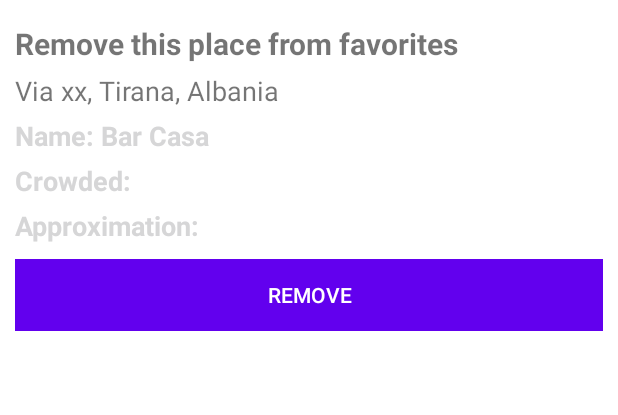
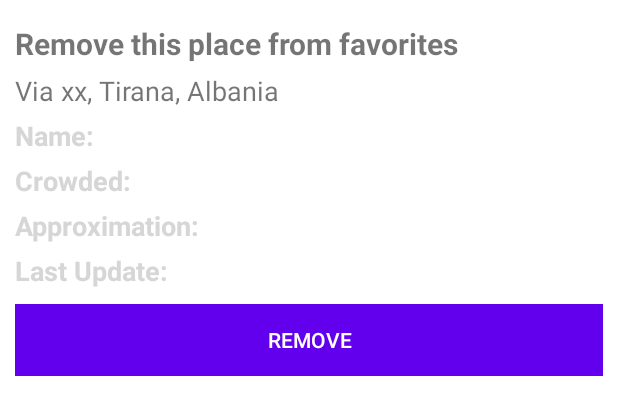
Before and after one commit to UniveIngSw2020/BeeSafe, an Android app: the layout view_favorite.xml on its own in the app's theme, with its tools: preview values and no code run, on a phone screen of 412 x 824 dp. Shown: the top 415 px of the screen. Run offline under Robolectric (Android 15) with nearby library versions, the phone set to English and light mode, and no system bars.

Commit message:
New feature: last data available for a certain favorite place

```diff
--- a/app/build.gradle
+++ b/app/build.gradle
@@ -8,7 +8,7 @@ android {
 
     defaultConfig {
         applicationId "com.bufferoverflow.beesafe"
-        minSdkVersion 22
+        minSdkVersion 26
         targetSdkVersion 29
         versionCode 1
         versionName "1.0"
--- a/app/src/main/java/com/bufferoverflow/beesafe/Location.java
+++ b/app/src/main/java/com/bufferoverflow/beesafe/Location.java
@@ -6,7 +6,6 @@ import com.google.android.gms.maps.model.TileOverlay;
 import com.google.firebase.database.Exclude;
 import com.google.maps.android.heatmaps.HeatmapTileProvider;
 
-import java.io.Serializable;
 import java.text.SimpleDateFormat;
 import java.util.Date;
 import ch.hsr.geohash.GeoHash;
@@ -53,7 +52,7 @@ public class Location  {
     public Location (LatLng coordinates, int nrDevices) {
         this.coordinatesGeoHashed = GeoHash.withCharacterPrecision(coordinates.latitude, coordinates.longitude, PRECISION);
         this.coordinates = coordinatesGeoHashed.toBase32();
-        this.lastSeen = ISO_8601_FORMAT.format(new Date());
+        this.lastSeen = FavoritePlace.dateToString(FavoritePlace.currentTime());
         this.nrDevices = nrDevices;
     }
 
@@ -77,6 +76,7 @@ public class Location  {
         return coordinatesGeoHashed;
     }
 
+
     //Firebase
     @Exclude
     public String getCoordinates() {
@@ -87,7 +87,7 @@ public class Location  {
         return nrDevices;
     }
     //Firebase
-    public String getLastSeen() {
+    public String getTime() {
         return lastSeen;
     }
 
--- a/app/src/main/java/com/bufferoverflow/beesafe/User.java
+++ b/app/src/main/java/com/bufferoverflow/beesafe/User.java
@@ -72,6 +72,9 @@ public class User {
         String favorite = favPlacesGSON.toJson(fav);
         editor.putString(fav.getGeoHash(), favorite); //Saving locally | key:geohash -> value:FavoritePlace
         editor.apply();
+        for (FavoritePlace l : favoritePlaces.values()) {
+            System.out.println(l.getPlaceName() + " | " + l.getGeoHash());
+        }
     }
 
     /* Removes a location from favorites (RAM + Local Storage)
--- a/app/src/main/res/layout/view_favorite.xml
+++ b/app/src/main/res/layout/view_favorite.xml
@@ -31,7 +31,7 @@
         android:layout_height="wrap_content"
         android:layout_gravity="left"
         android:layout_marginTop="5dp"
-        android:text="@string/name_bar_casa"
+        android:text="@string/namePlace"
         android:textColor="@color/place_autocomplete_prediction_primary_text_highlight"
         android:textSize="18sp"
         android:textStyle="bold" />
@@ -58,6 +58,17 @@
         android:textSize="18sp"
         android:textStyle="bold" />
 
+    <TextView
+        android:id="@+id/lastUpdateText"
+        android:layout_width="match_parent"
+        android:layout_height="wrap_content"
+        android:layout_gravity="left"
+        android:layout_marginTop="5dp"
+        android:text="@string/last_update"
+        android:textColor="@color/place_autocomplete_prediction_primary_text_highlight"
+        android:textSize="18sp"
+        android:textStyle="bold" />
+
     <Button
         android:id="@+id/btnRemove"
         style="@style/Widget.AppCompat.Button.Borderless"
--- a/app/src/main/res/values/strings.xml
+++ b/app/src/main/res/values/strings.xml
@@ -16,13 +16,16 @@
     <string name="save">Save</string>
     <string name="remove_this_place_from_favorites">Remove this place from favorites</string>
     <string name="streetName" translatable="false">Via xx, Tirana, Albania</string>
-    <string name="yes">Yes</string>
-    <string name="no">No</string>
+    <string name="high">High Density</string>
+    <string name="low">Low Density</string>
+    <string name="safe">No</string>
     <string name="no_data">No data present</string>
-    <string name="name_bar_casa">Name: Bar Casa</string>
+    <string name="namePlace">"Name: "</string>
     <string name="remove">Remove</string>
     <string name="crowded">"Crowded: "</string>
     <string name="approximation">"Approximation: "</string>
-    <string name="persons">"People"</string>
+    <string name="persons">" People"</string>
+    <string name="last_update">"Last Update: "</string>
+    <string name="minutes_ago">" minutes ago"</string>
     <!-- ***************FINISH************* -->
 </resources>
```
Also changed, not shown: app/src/main/java/com/bufferoverflow/beesafe/AuxTools/AuxDateTime.java (added, +44 -0 lines), app/src/main/java/com/bufferoverflow/beesafe/FavoritePlace.java (+36 -1 lines), app/src/main/java/com/bufferoverflow/beesafe/MapsActivity.java (+50 -12 lines), app/src/main/java/com/bufferoverflow/beesafe/Scan.java (+13 -0 lines).
